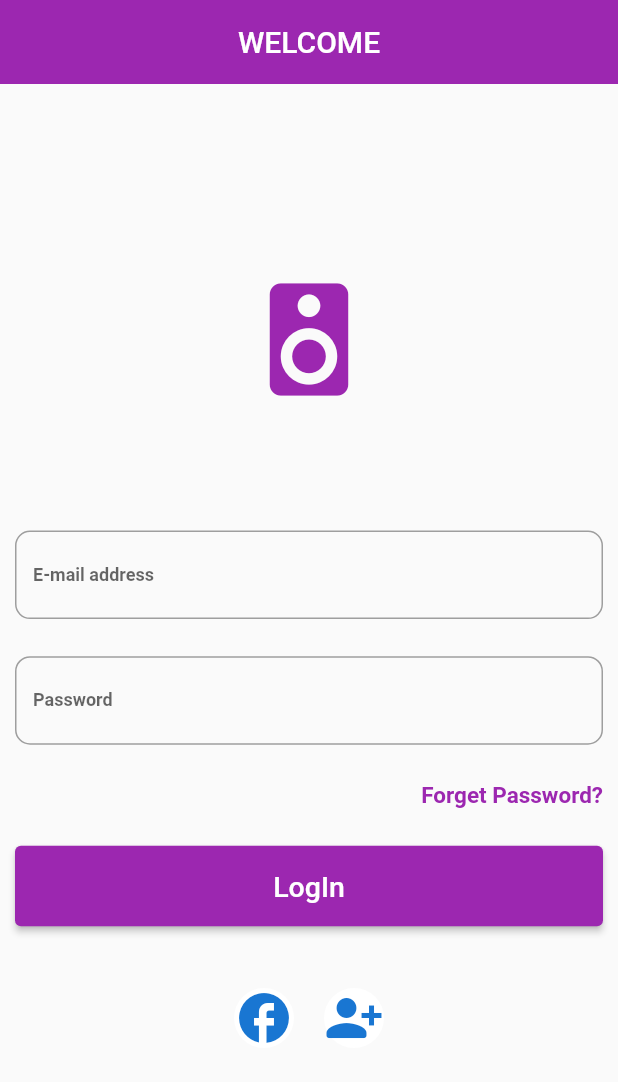
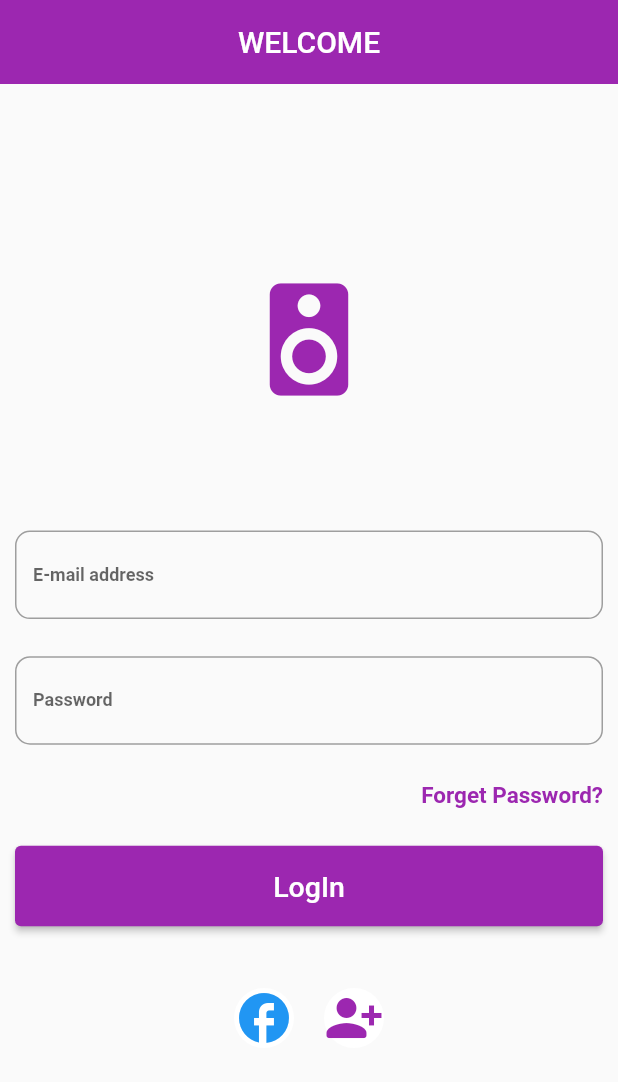
Before and after one commit to riiteeshh/SayItOut, a Flutter app: the screen it shows after launch, on a phone screen of 412 x 824 dp. Shown: the top 1082 px of the screen. Run offline on Flutter 3.47's test engine with Material 2 defaults, Android fonts, the phone set to English and light mode, and no system bars.

Commit message:
Initial Commit

```diff
--- a/lib/components/signup_avatar.dart
+++ b/lib/components/signup_avatar.dart
@@ -1,10 +1,13 @@
 import 'package:flutter/material.dart';
 
 class SignUpAvatar extends StatelessWidget {
-  Color backgroundColor;
+  Color backgroundColor, iconColor;
   IconData avatarIcon;
   SignUpAvatar(
-      {super.key, required this.backgroundColor, required this.avatarIcon});
+      {super.key,
+      required this.backgroundColor,
+      required this.avatarIcon,
+      required this.iconColor});
 
   @override
   Widget build(BuildContext context) {
@@ -13,6 +16,7 @@ class SignUpAvatar extends StatelessWidget {
       child: Icon(
         avatarIcon,
         size: 40,
+        color: iconColor,
       ),
     );
   }
--- a/lib/main.dart
+++ b/lib/main.dart
@@ -15,11 +15,16 @@ class MyApp extends StatelessWidget {
       initialRoute: RouteManager.loginPage,
       onGenerateRoute: RouteManager.generateRoute,
       theme: ThemeData(
-          appBarTheme: const AppBarTheme(
-        elevation: 0,
-        color: Colors.purple,
-        centerTitle: true,
-      )),
+        appBarTheme: const AppBarTheme(
+          elevation: 0,
+          color: Colors.purple,
+          centerTitle: true,
+        ),
+        bottomNavigationBarTheme: BottomNavigationBarThemeData(
+            selectedItemColor: Colors.purple,
+            unselectedLabelStyle: TextStyle(fontWeight: FontWeight.bold),
+            selectedLabelStyle: TextStyle(fontWeight: FontWeight.bold)),
+      ),
       // home: SplashScreen(),
     );
   }
--- a/lib/pages/login_page.dart
+++ b/lib/pages/login_page.dart
@@ -86,7 +86,11 @@ class _LoginPageState extends State<LoginPage> {
                   style: ElevatedButton.styleFrom(
                     backgroundColor: Colors.purple,
                   ),
-                  onPressed: () {},
+                  onPressed: () {
+                    Navigator.popUntil(context, (route) => route.isFirst);
+                    Navigator.pushReplacementNamed(
+                        context, RouteManager.mainLayoutPage);
+                  },
                   child: Text(
                     'LogIn',
                     style: TextStyle(fontSize: 19),
@@ -101,8 +105,10 @@ class _LoginPageState extends State<LoginPage> {
                   mainAxisAlignment: MainAxisAlignment.center,
                   children: <Widget>[
                     SignUpAvatar(
-                        backgroundColor: Colors.white,
-                        avatarIcon: Icons.facebook_outlined),
+                      backgroundColor: Colors.white,
+                      avatarIcon: Icons.facebook_outlined,
+                      iconColor: Colors.blue,
+                    ),
                     const SizedBox(
                       width: 20,
                     ),
@@ -111,8 +117,10 @@ class _LoginPageState extends State<LoginPage> {
                         Navigator.pushNamed(context, RouteManager.signUpPage);
                       },
                       child: SignUpAvatar(
-                          backgroundColor: Colors.white,
-                          avatarIcon: Icons.person_add_alt_1_rounded),
+                        backgroundColor: Colors.white,
+                        avatarIcon: Icons.person_add_alt_1_rounded,
+                        iconColor: Colors.purple,
+                      ),
                     ),
                   ],
                 ),
--- a/lib/routes/routes.dart
+++ b/lib/routes/routes.dart
@@ -1,17 +1,24 @@
 import 'package:flutter/material.dart';
+import 'package:talkitout/pages/home_page.dart';
 import 'package:talkitout/pages/login_page.dart';
+import 'package:talkitout/pages/main_layout_page.dart';
 import 'package:talkitout/pages/signup_page.dart';
 
 class RouteManager {
   static const String loginPage = '/';
   static const String signUpPage = '/signUpPage';
-
+  static const String homePage = '/homePage';
+  static const String mainLayoutPage = '/mainLayoutPage';
   static Route<dynamic> generateRoute(RouteSettings settings) {
     switch (settings.name) {
       case loginPage:
         return MaterialPageRoute(builder: (context) => const LoginPage());
       case signUpPage:
         return MaterialPageRoute(builder: (context) => const SignUpPage());
+      case homePage:
+        return MaterialPageRoute(builder: (context) => const HomePage());
+      case mainLayoutPage:
+        return MaterialPageRoute(builder: (context) => const MainLayoutPage());
       default:
         throw const FormatException('Route not found!');
     }
```
Also changed, not shown: lib/pages/home_page.dart (added, +102 -0 lines), lib/pages/main_layout_page.dart (added, +35 -0 lines).
